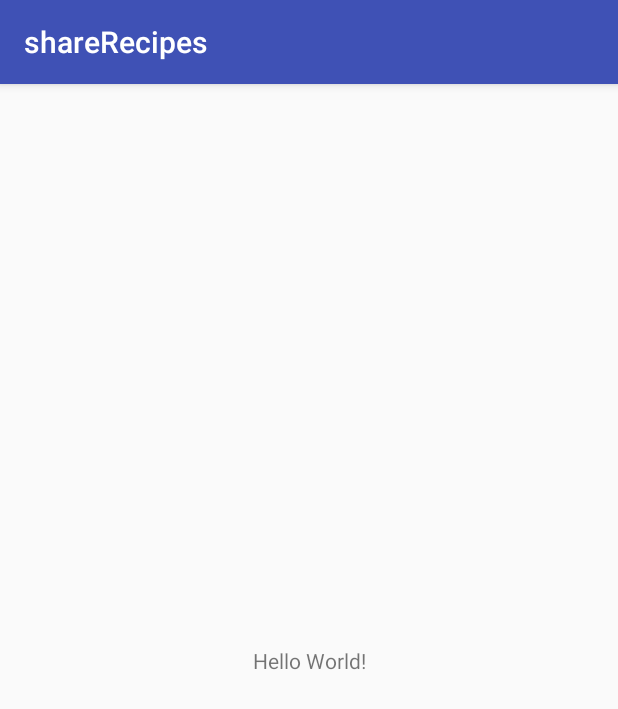
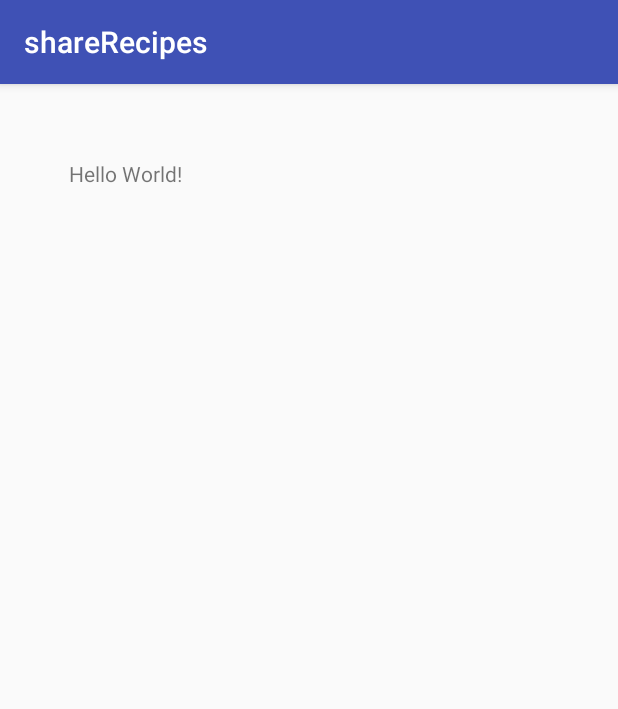
Before and after one commit to ingHectorVera/shareRecipes, an Android app: the screen it shows after launch (MainActivity), on a phone screen of 412 x 824 dp. Shown: the top 709 px of the screen. Run offline under Robolectric (Android 15) with nearby library versions, the phone set to English and light mode, and no system bars.

Commit message:
Initial commit

```diff
--- a/app/src/main/res/layout/activity_main.xml
+++ b/app/src/main/res/layout/activity_main.xml
@@ -11,8 +11,10 @@
         android:layout_height="wrap_content"
         android:text="Hello World!"
         app:layout_constraintBottom_toBottomOf="parent"
+        app:layout_constraintHorizontal_bias="0.136"
         app:layout_constraintLeft_toLeftOf="parent"
         app:layout_constraintRight_toRightOf="parent"
-        app:layout_constraintTop_toTopOf="parent" />
+        app:layout_constraintTop_toTopOf="parent"
+        app:layout_constraintVertical_bias="0.067" />
 
 </android.support.constraint.ConstraintLayout>
```
